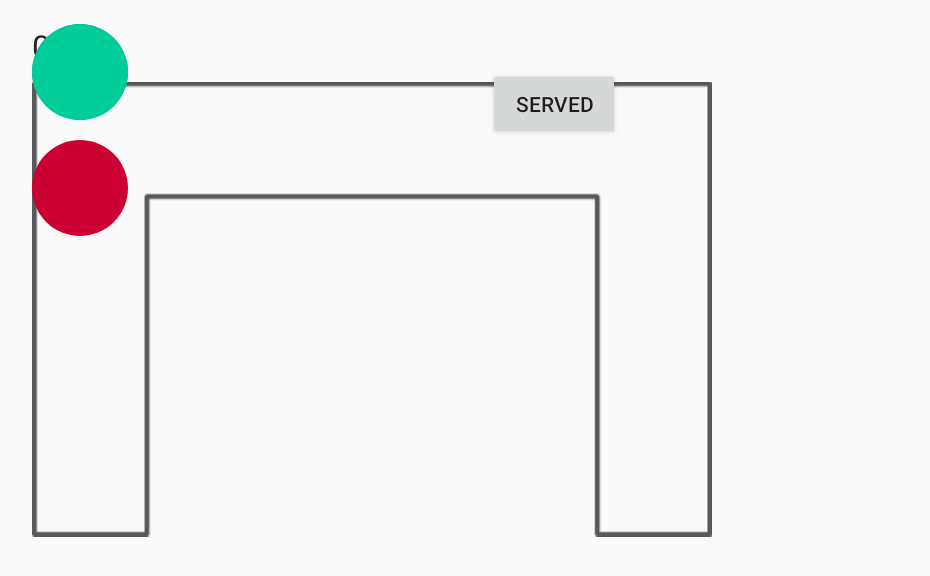
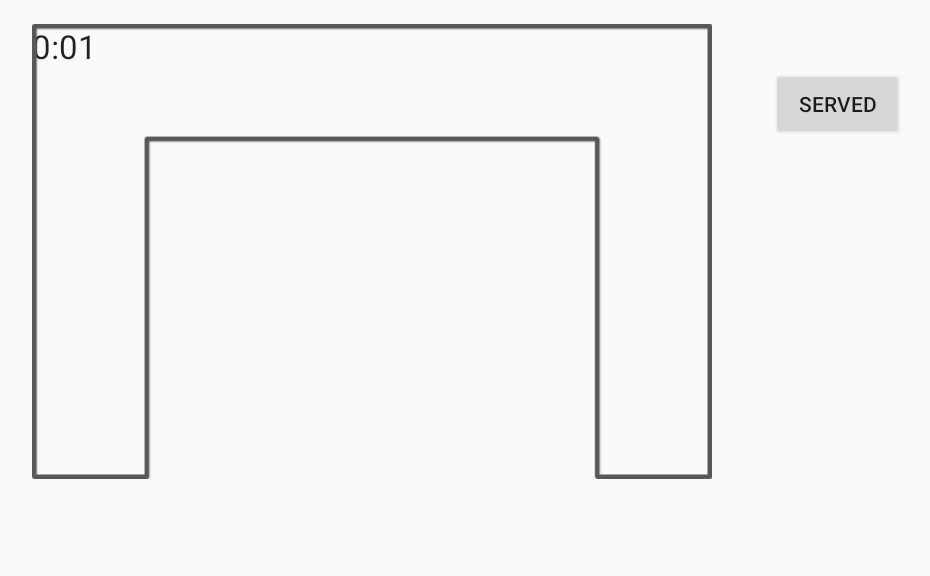
Before and after one commit to jojortz/teambarq, an Android app: the ServeActivity screen opened directly, with no data from a screen before it, after a tap on "SERVED", on a phone screen of 824 x 412 dp (held sideways). Shown: the top 576 px of the screen, without its empty margins (64-994 px from the left). Run offline under Robolectric (Android 15) with nearby library versions, the phone set to English and light mode, and no system bars; our stand-ins replace Picasso; libraries missing offline, so code that uses them is left out: com.firebase.client, com.skyfishjy.library; plain views replace RippleBackground; pictures from the network do not load; 4 statements that could not run were skipped.

Commit message:
Connected timer and location circles to queue objects.

```diff
--- a/BarQ/app/src/main/java/com/teambarq/barq/ServeActivity.java
+++ b/BarQ/app/src/main/java/com/teambarq/barq/ServeActivity.java
@@ -30,7 +30,7 @@ import java.util.concurrent.TimeUnit;
 
 public class ServeActivity extends AppCompatActivity {
 
-    private long topQueueTime;
+    private long topQueueTime = 0; //initialize
     Button servedButton;
     TextView upNextTimer;
     Context context = this;
@@ -40,6 +40,11 @@ public class ServeActivity extends AppCompatActivity {
     ArrayList<Device> orderHistory;
     ListView l1;
     OrderAdapter adapter;
+
+    private static String DEVICEMAC1 = "5ccf7f0fd6e4"; //center, green
+    private static String DEVICEMAC2 = "5ccf7f006c6c"; //left, red
+    private static String DEVICEMAC3 = "18fe34d45db8"; //right, blue
+
 
     @Override
     protected void onCreate(Bundle savedInstanceState) {
@@ -54,29 +59,27 @@ public class ServeActivity extends AppCompatActivity {
         Picasso.with(context).load(R.drawable.barlayoutublank).into(barLayoutView);
 
         //set current time
-        topQueueTime = System.currentTimeMillis();
-
-        //TODO: pull number of device from firbase
-        int numDevices = 3;
-
-        //TODO get screen size and set circle size and location (probably store in firebase
+        //topQueueTime = System.currentTimeMillis();
 
         //RelativeLayout serveRL = (RelativeLayout) findViewById(R.id.serveActivityRL);
         //RelativeLayout.LayoutParams params = new RelativeLayout.LayoutParams(50,60);
 
-        //customize location circles... probably won't do
-        if (numDevices == 3){
+        //initialize location circles
+        Resources res = getResources();
+        final Drawable drawable1 = res.getDrawable(R.drawable.locationcircle1);
+        ImageView img1 = (ImageView) findViewById(R.id.cirImage1);
+        img1.setBackgroundDrawable(drawable1);
+        img1.setVisibility(View.INVISIBLE);
 
-//            //initialize location circles
-//            Resources res = getResources();
-//            final Drawable drawable1 = res.getDrawable(R.drawable.locationcircle1);
-//            drawable1.setColorFilter(res.getColor(R.color.lightBlue), PorterDuff.Mode.SRC_ATOP);
-//            ImageView img1 = (ImageView) findViewById(R.id.cirImage1);
-//            img1.setBackgroundDrawable(drawable1);
+        final Drawable drawable2 = res.getDrawable(R.drawable.locationcircle2);
+        ImageView img2 = (ImageView) findViewById(R.id.cirImage2);
+        img2.setBackgroundDrawable(drawable2);
+        img2.setVisibility(View.INVISIBLE);
 
-
-//            img1.setX(300);
-//            img1.setY(500);
+        final Drawable drawable3 = res.getDrawable(R.drawable.locationcircle3);
+        ImageView img3 = (ImageView) findViewById(R.id.cirImage3);
+        //img3.setBackgroundDrawable(drawable3);
+        img3.setVisibility(View.INVISIBLE);
 //
 //            final Drawable drawable2 = res.getDrawable(R.drawable.locationcircle1);
 //            drawable2.setColorFilter(res.getColor(R.color.carribGreen), PorterDuff.Mode.SRC_ATOP);
@@ -100,9 +103,6 @@ public class ServeActivity extends AppCompatActivity {
             //serveRL.addView(img, params);
             //ContentFrameLayout content1 = (ContentFrameLayout)findViewById(R.id.contentCir1);
 
-
-        }
-
         servedButton = (Button) findViewById(R.id.servedButton);
 
         //imitate item getting removed from queue
@@ -120,17 +120,23 @@ public class ServeActivity extends AppCompatActivity {
         Runnable timerRunnable = new Runnable() {
             @Override
             public void run() {
-                //action
-                long deltaTime = System.currentTimeMillis() - topQueueTime;
-                String formattedTime = getFormattedTime(deltaTime);
-                upNextTimer.setText(formattedTime);
+
+                if (topQueueTime == 0){
+                    upNextTimer.setText("Waiting for Order");
+                } else {
+                    long deltaTime = System.currentTimeMillis() - topQueueTime;
+                    String formattedTime = getFormattedTime(deltaTime);
+                    upNextTimer.setText(formattedTime);
+                }
                 //sets handler to run every 100 ms
                 timerHandler.postDelayed(this, 100);
+
             }
         };
 
         //initialize update clock
         timerHandler.postDelayed(timerRunnable, 100);
+
 
 
         final RippleBackground rippleBackground1 =(RippleBackground)findViewById(R.id.contentCir1);
@@ -183,8 +189,6 @@ public class ServeActivity extends AppCompatActivity {
             public void onCancelled(FirebaseError firebaseError) {
             }
         });
-
-
     }
 
     @Override
@@ -215,10 +219,7 @@ public class ServeActivity extends AppCompatActivity {
         sb.append(":");
         sb.append(seconds);
 
-        String formattedTime = String.format("%d:%02d",
-                minutes, seconds);
-
-        //return(sb.toString());
+        String formattedTime = String.format("%d:%02d", minutes, seconds);
 
         return (formattedTime);
     }
@@ -234,7 +235,7 @@ public class ServeActivity extends AppCompatActivity {
                 String MACid = snapshot.getKey();
                 Device currentDevice;
                 if (snapshot.child("TimeIn").getValue()!= null) {
-//                    Log.e("FB", "Loading previous data");
+//                  Log.e("FB", "Loading previous data");
                     Order order1 = snapshot.getValue(Order.class);
                     if (pos < order1.QueuePosition) {
                         pos = order1.QueuePosition;
@@ -248,6 +249,12 @@ public class ServeActivity extends AppCompatActivity {
                     }
                     orderHistory.add(currentDevice);
                     adapter.notifyDataSetChanged();
+
+                    // update top of queue time for top of the list
+                    if (order1.QueuePosition == 1){
+                        topQueueTime = order1.TimeIn;
+                    }
+
                 }
                 else
                 {
@@ -271,6 +278,18 @@ public class ServeActivity extends AppCompatActivity {
                     }
                     orderHistory.add(currentDevice);
                     adapter.notifyDataSetChanged();
+
+                    // update top of queue time
+                    if (newOrder.QueuePosition == 1){
+                        topQueueTime =  newOrder.TimeIn;
+                    }
+
+                    //update view by adding location circle
+                    addLocationCircle(MACid);
+
+
+
+
                 }
             }
 
@@ -289,17 +308,33 @@ public class ServeActivity extends AppCompatActivity {
                     }
                 }
 
+                //update view by removing location circle
+                removeLocationCircle(MACid);
+
+
                 Query queryRef2 = ref.child("Bar1").child("RunningQueue").orderByChild("QueuePosition").startAt(currentPosition);
                 queryRef2.addListenerForSingleValueEvent(new ValueEventListener() {
                     @Override
                     public void onDataChange(DataSnapshot dataSnapshot) {
                         for (DataSnapshot itemSnapshot : dataSnapshot.getChildren()) {
                             Order order2 = itemSnapshot.getValue(Order.class);
+
+                            // update top of queue time (do here to avoid latancy issues checking for new pos 1)
+                            if (order2.QueuePosition == 2){
+                                topQueueTime = order2.TimeIn;
+                                Log.i("FB", String.valueOf(topQueueTime));
+
+                            }
+
                             int newPosition = order2.QueuePosition - 1;
                             ref.child("Bar1").child("RunningQueue").child(itemSnapshot.getKey()).child("QueuePosition").setValue(newPosition);
-//                            Log.e("FB", "Updating queue positions in FB");
+                            Log.i("FB", "Updating queue positions in FB");
+
+
                         }
                         pos = pos - 1;
+
+
                     }
 
                     @Override
@@ -308,6 +343,8 @@ public class ServeActivity extends AppCompatActivity {
                     }
                 });
                 adapter.remove(currentDevice);
+
+
                 adapter.notifyDataSetChanged();
             }
 
@@ -324,7 +361,36 @@ public class ServeActivity extends AppCompatActivity {
             }
         });
 
-        adapter = new OrderAdapter(this, R.layout.listview_item_row, orderHistory);
+        //TODO handle when there are no devices in queue -- update timer to waiting
+        ref.child("Bar1").child("RunningQueue").addChildEventListener(new ChildEventListener() {
+            @Override
+            public void onChildAdded(DataSnapshot dataSnapshot, String s) {
+
+            }
+
+            @Override
+            public void onChildChanged(DataSnapshot dataSnapshot, String s) {
+
+            }
+
+            @Override
+            public void onChildRemoved(DataSnapshot dataSnapshot) {
+                //set time to null becuase no items in queue
+                topQueueTime = 0;
+            }
+
+            @Override
+            public void onChildMoved(DataSnapshot dataSnapshot, String s) {
+
+            }
+
+            @Override
+            public void onCancelled(FirebaseError firebaseError) {
+
+            }
+        });
+
+                adapter = new OrderAdapter(this, R.layout.listview_item_row, orderHistory);
 
         l1 = (ListView) findViewById(R.id.OrderList);
 
@@ -333,4 +399,52 @@ public class ServeActivity extends AppCompatActivity {
         }
 
     }
+
+    //function to add location circles base on MAC id
+    private void addLocationCircle(String MACid){
+        ImageView img1 = (ImageView) findViewById(R.id.cirImage1); //center, green
+        ImageView img2 = (ImageView) findViewById(R.id.cirImage2); //left, red
+        ImageView img3 = (ImageView) findViewById(R.id.cirImage3); //right, blue
+
+
+        if (MACid.equals(DEVICEMAC1)) {
+            img1.setVisibility(View.VISIBLE);
+            final RippleBackground rippleBackground1 = (RippleBackground) findViewById(R.id.contentCir1);
+            rippleBackground1.startRippleAnimation();
+        }
+        else if (MACid.equals(DEVICEMAC2)) {
+            img2.setVisibility(View.VISIBLE);
+            final RippleBackground rippleBackground2 = (RippleBackground) findViewById(R.id.contentCir2);
+            rippleBackground2.startRippleAnimation();
+        }
+        else if (MACid.equals(DEVICEMAC3)) {
+            img3.setVisibility(View.VISIBLE);
+            final RippleBackground rippleBackground3 = (RippleBackground) findViewById(R.id.contentCir3);
+            rippleBackground3.startRippleAnimation();
+        }
+
+    }
+
+    //function to remove location circles base on MAC id
+    private void removeLocationCircle(String MACid){
+        ImageView img1 = (ImageView) findViewById(R.id.cirImage1); //center, green
+        ImageView img2 = (ImageView) findViewById(R.id.cirImage2); //left, red
+        ImageView img3 = (ImageView) findViewById(R.id.cirImage3); //right, blue
+
+        if (MACid.equals(DEVICEMAC1)) {
+            img1.setVisibility(View.INVISIBLE);
+            final RippleBackground rippleBackground1 = (RippleBackground) findViewById(R.id.contentCir1);
+            rippleBackground1.stopRippleAnimation();
+        }
+        else if (MACid.equals(DEVICEMAC2)) {
+            img2.setVisibility(View.INVISIBLE);
+            final RippleBackground rippleBackground2 = (RippleBackground) findViewById(R.id.contentCir2);
+            rippleBackground2.stopRippleAnimation();
+        }
+        else if (MACid.equals(DEVICEMAC3)) {
+            img3.setVisibility(View.INVISIBLE);
+            final RippleBackground rippleBackground3 = (RippleBackground) findViewById(R.id.contentCir3);
+            rippleBackground3.stopRippleAnimation();
+        }
+    }
 }
--- a/BarQ/app/src/main/res/drawable/locationcircle1.xml
+++ b/BarQ/app/src/main/res/drawable/locationcircle1.xml
@@ -6,6 +6,6 @@
         android:shape="oval"
         android:thicknessRatio="1.9"
         android:useLevel="false" >
-        <solid android:color="@android:color/holo_blue_dark" />
+        <solid android:color="@color/carribGreen" />
 
 </shape>
--- a/BarQ/app/src/main/res/drawable/locationcircle2.xml
+++ b/BarQ/app/src/main/res/drawable/locationcircle2.xml
@@ -6,6 +6,6 @@
     android:shape="oval"
     android:thicknessRatio="1.9"
     android:useLevel="false" >
-    <solid android:color="@color/carribGreen" />
+    <solid android:color="@color/lipRed" />
 
 </shape>
--- a/BarQ/app/src/main/res/drawable/locationcircle3.xml
+++ b/BarQ/app/src/main/res/drawable/locationcircle3.xml
@@ -6,6 +6,6 @@
     android:shape="oval"
     android:thicknessRatio="1.9"
     android:useLevel="false" >
-    <solid android:color="@color/lipRed" />
+    <solid android:color="@color/lightBlue" />
 
 </shape>
--- a/BarQ/app/src/main/res/layout/activity_serve.xml
+++ b/BarQ/app/src/main/res/layout/activity_serve.xml
@@ -16,7 +16,10 @@
         android:text="Served"
 
         android:layout_below="@+id/upNextTimerView"
-        android:layout_centerHorizontal="true" />
+        android:layout_alignRight="@+id/contentCir2"
+        android:layout_alignEnd="@+id/contentCir2"
+        android:layout_marginRight="179dp"
+        android:layout_marginEnd="179dp" />
 
     <TextView
         android:id="@+id/upNextTimerView"
@@ -32,24 +35,10 @@
         android:layout_width="wrap_content"
         android:layout_height="wrap_content"
         android:adjustViewBounds="true"
-        android:layout_alignParentTop="true"
-        android:layout_alignParentBottom="true"
         android:layout_alignParentLeft="true"
+        android:layout_toRightOf="@id/servedButton"
 
         />
-
-
-    <ListView
-        android:id="@+id/queueListView"
-        android:layout_width="fill_parent"
-        android:layout_height="wrap_content"
-        android:layout_alignParentTop="true"
-        android:layout_alignParentBottom="true"
-        android:layout_alignParentRight="true"
-        android:layout_alignParentEnd="true"
-        android:layout_toRightOf="@id/barLayoutImage"
-        />
-
 
 
     <com.skyfishjy.library.RippleBackground
@@ -58,10 +47,10 @@
         xmlns:app="http://schemas.android.com/apk/res-auto"
         android:layout_width="match_parent"
         android:layout_height="match_parent"
-        app:rb_color="#0099CC"
-        app:rb_radius="40dp"
+        app:rb_color="@color/carribGreen"
+        app:rb_radius="30dp"
         app:rb_rippleAmount="2"
-        app:rb_duration="6000"
+        app:rb_duration="4000"
         app:rb_scale="3"
         android:layout_alignParentBottom="true"
         android:layout_toRightOf="@+id/upNextTimerView"
@@ -72,7 +61,7 @@
             android:layout_width="64dp"
             android:layout_height="64dp"
             android:layout_centerInParent="true"
-            android:background="@drawable/locationcircle1"/>
+            />
     </com.skyfishjy.library.RippleBackground>
 
 
@@ -82,10 +71,10 @@
         xmlns:app="http://schemas.android.com/apk/res-auto"
         android:layout_width="match_parent"
         android:layout_height="match_parent"
-        app:rb_color="#00cc99"
-        app:rb_radius="40dp"
+        app:rb_color="@color/lipRed"
+        app:rb_radius="30dp"
         app:rb_rippleAmount="2"
-        app:rb_duration="6000"
+        app:rb_duration="4000"
         app:rb_scale="3"
         android:layout_alignParentRight="true"        >
         <ImageView
@@ -103,10 +92,10 @@
         xmlns:app="http://schemas.android.com/apk/res-auto"
         android:layout_width="match_parent"
         android:layout_height="match_parent"
-        app:rb_color="#cc0033"
-        app:rb_radius="40dp"
+        app:rb_color="@color/lightBlue"
+        app:rb_radius="30dp"
         app:rb_rippleAmount="2"
-        app:rb_duration="6000"
+        app:rb_duration="4000"
         app:rb_scale="3"
         android:layout_below="@+id/servedButton">
         <ImageView
@@ -124,9 +113,9 @@
         android:id="@+id/OrderList"
         android:layout_width="wrap_content"
         android:layout_height="wrap_content"
-        android:layout_below="@+id/servedButton"
-        android:layout_alignLeft="@+id/servedButton"
-        android:layout_alignStart="@+id/servedButton" />
+        android:layout_toRightOf= "@id/barLayoutImage"
+        android:layout_alignParentTop="true"
+        android:layout_alignParentBottom="true"/>
 
 
 </RelativeLayout>
```
Also changed, not shown: BarQ/app/src/main/java/com/teambarq/barq/Order.java (+7 -4 lines).
